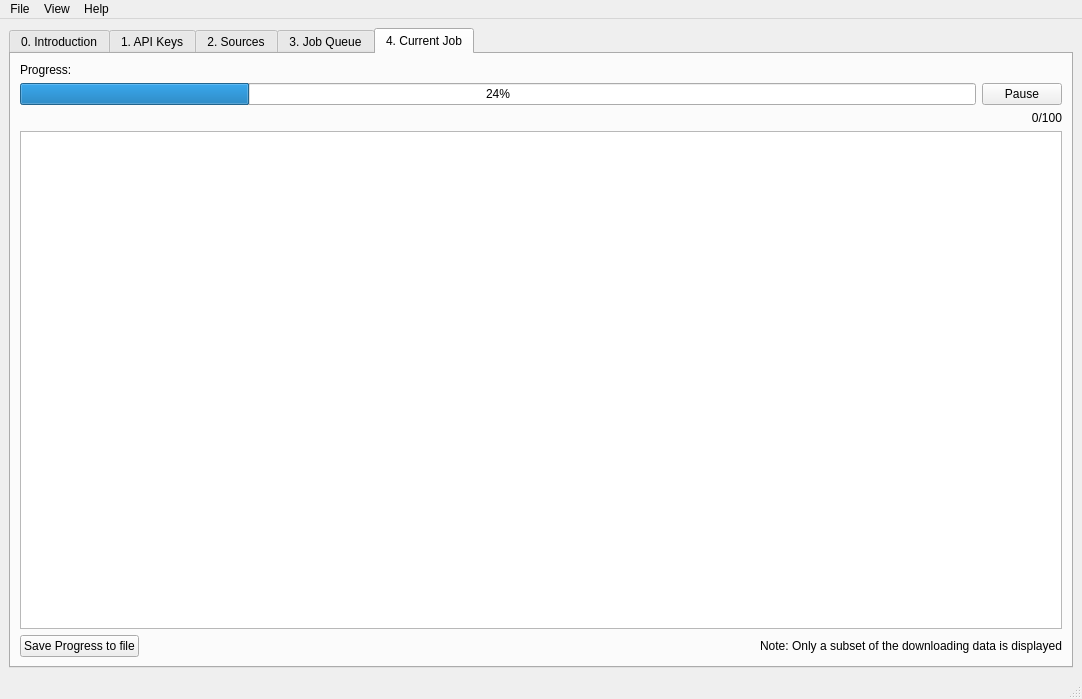
ScriptSmith/reaper, file ui/mainwindow.ui: the form before one commit.
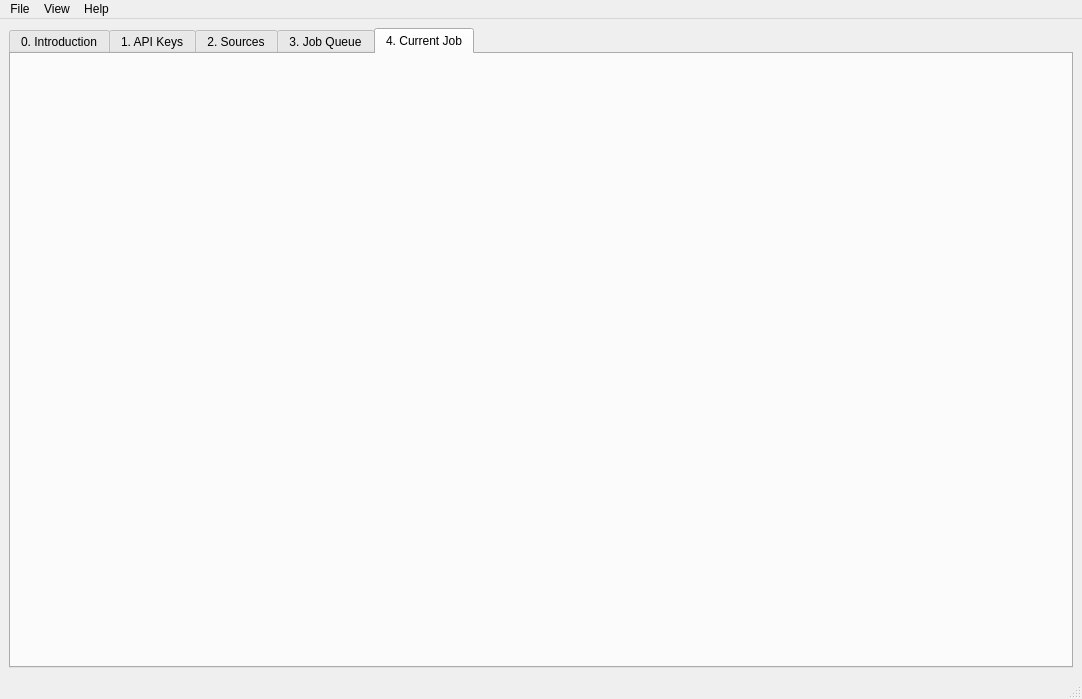
The form after the commit. The open tabs and pages were chosen to show the change. Icons and pictures are not drawn.

The edit to the form file:
```diff
--- a/ui/mainwindow.ui
+++ b/ui/mainwindow.ui
@@ -891,89 +891,7 @@
        </attribute>
        <layout class="QVBoxLayout" name="verticalLayout_6">
         <item>
-         <widget class="QLabel" name="label_9">
-          <property name="text">
-           <string>Progress:</string>
-          </property>
-         </widget>
-        </item>
-        <item>
-         <layout class="QHBoxLayout" name="horizontalLayout">
-          <item>
-           <widget class="QProgressBar" name="progressBar">
-            <property name="value">
-             <number>24</number>
-            </property>
-           </widget>
-          </item>
-          <item>
-           <widget class="QPushButton" name="pushButton">
-            <property name="text">
-             <string>Pause</string>
-            </property>
-           </widget>
-          </item>
-         </layout>
-        </item>
-        <item>
-         <widget class="QLabel" name="label_10">
-          <property name="text">
-           <string>0/100</string>
-          </property>
-          <property name="alignment">
-           <set>Qt::AlignRight|Qt::AlignTrailing|Qt::AlignVCenter</set>
-          </property>
-         </widget>
-        </item>
-        <item>
-         <widget class="QTableWidget" name="tableWidget_2">
-          <property name="verticalScrollBarPolicy">
-           <enum>Qt::ScrollBarAlwaysOff</enum>
-          </property>
-          <property name="horizontalScrollBarPolicy">
-           <enum>Qt::ScrollBarAsNeeded</enum>
-          </property>
-          <attribute name="horizontalHeaderStretchLastSection">
-           <bool>true</bool>
-          </attribute>
-          <attribute name="verticalHeaderVisible">
-           <bool>false</bool>
-          </attribute>
-         </widget>
-        </item>
-        <item>
-         <layout class="QHBoxLayout" name="horizontalLayout_13">
-          <item>
-           <widget class="QPushButton" name="pushButton_7">
-            <property name="text">
-             <string>Save Progress to file</string>
-            </property>
-           </widget>
-          </item>
-          <item>
-           <spacer name="horizontalSpacer_6">
-            <property name="orientation">
-             <enum>Qt::Horizontal</enum>
-            </property>
-            <property name="sizeHint" stdset="0">
-             <size>
-              <width>40</width>
-              <height>20</height>
-             </size>
-            </property>
-           </spacer>
-          </item>
-          <item>
-           <widget class="QLabel" name="label_21">
-            <property name="text">
-             <string>Note: Only a subset of the downloading data is displayed</string>
-            </property>
-            <property name="alignment">
-             <set>Qt::AlignRight|Qt::AlignTrailing|Qt::AlignVCenter</set>
-            </property>
-           </widget>
-          </item>
-         </layout>
+         <layout class="QVBoxLayout" name="progressLayout"/>
         </item>
        </layout>
       </widget>
```
Left out of the diff: 14 changed lines with no effect on the pictures.
